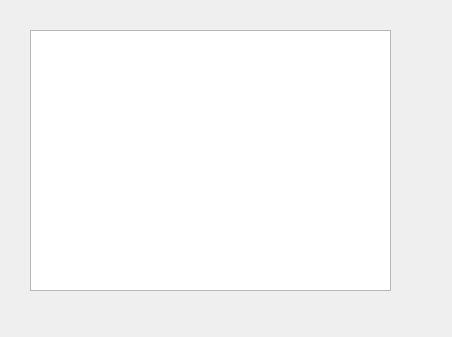
pbustos/Robotica2015, file Controller2/src/mainUI.ui: the form before one commit.
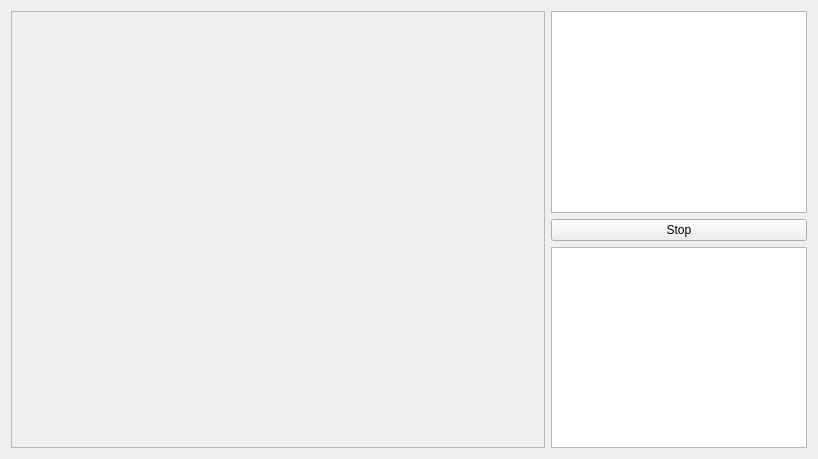
The form after the commit.

What changed in the file:
```diff
--- a/Controller2/src/mainUI.ui
+++ b/Controller2/src/mainUI.ui
@@ -6,23 +6,58 @@
    <rect>
     <x>0</x>
     <y>0</y>
-    <width>452</width>
-    <height>337</height>
+    <width>818</width>
+    <height>459</height>
    </rect>
   </property>
   <property name="windowTitle">
    <string>Controller</string>
   </property>
-  <widget class="QGraphicsView" name="graphicsView">
-   <property name="geometry">
-    <rect>
-     <x>30</x>
-     <y>30</y>
-     <width>361</width>
-     <height>261</height>
-    </rect>
-   </property>
-  </widget>
+  <layout class="QVBoxLayout" name="verticalLayout_2">
+   <item>
+    <layout class="QHBoxLayout" name="horizontalLayout">
+     <item>
+      <widget class="QFrame" name="frame">
+       <property name="sizePolicy">
+        <sizepolicy hsizetype="Expanding" vsizetype="Preferred">
+         <horstretch>1</horstretch>
+         <verstretch>0</verstretch>
+        </sizepolicy>
+       </property>
+       <property name="minimumSize">
+        <size>
+         <width>400</width>
+         <height>0</height>
+        </size>
+       </property>
+       <property name="frameShape">
+        <enum>QFrame::StyledPanel</enum>
+       </property>
+       <property name="frameShadow">
+        <enum>QFrame::Raised</enum>
+       </property>
+      </widget>
+     </item>
+     <item>
+      <layout class="QVBoxLayout" name="verticalLayout">
+       <item>
+        <widget class="QGraphicsView" name="graphicsView"/>
+       </item>
+       <item>
+        <widget class="QPushButton" name="pushButton">
+         <property name="text">
+          <string>Stop</string>
+         </property>
+        </widget>
+       </item>
+       <item>
+        <widget class="QPlainTextEdit" name="plainTextEdit"/>
+       </item>
+      </layout>
+     </item>
+    </layout>
+   </item>
+  </layout>
  </widget>
  <resources/>
  <connections/>
```
